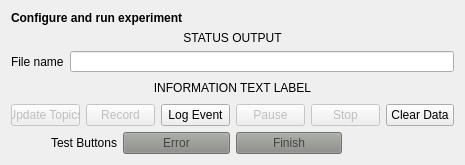
Before: the Qt Designer form GEMINI/ui/experimentpanel.ui in bsdillon/DahlgrenTest, drawn with Qt 5.
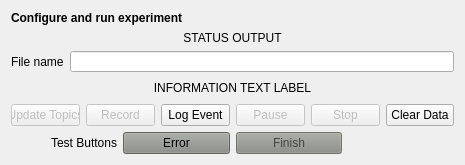
After: the same form once the commit is applied.

```diff
--- a/GEMINI/ui/experimentpanel.ui
+++ b/GEMINI/ui/experimentpanel.ui
@@ -210,7 +210,7 @@
        <item>
         <widget class="QPushButton" name="errorButton">
          <property name="enabled">
-          <bool>false</bool>
+          <bool>true</bool>
          </property>
          <property name="minimumSize">
           <size>
@@ -356,6 +356,15 @@
               </color>
              </brush>
             </colorrole>
+            <colorrole role="PlaceholderText">
+             <brush brushstyle="NoBrush">
+              <color alpha="128">
+               <red>0</red>
+               <green>0</green>
+               <blue>0</blue>
+              </color>
+             </brush>
+            </colorrole>
            </active>
            <inactive>
             <colorrole role="WindowText">
@@ -493,6 +502,15 @@
               </color>
              </brush>
             </colorrole>
+            <colorrole role="PlaceholderText">
+             <brush brushstyle="NoBrush">
+              <color alpha="128">
+               <red>0</red>
+               <green>0</green>
+               <blue>0</blue>
+              </color>
+             </brush>
+            </colorrole>
            </inactive>
            <disabled>
             <colorrole role="WindowText">
@@ -630,6 +648,15 @@
               </color>
              </brush>
             </colorrole>
+            <colorrole role="PlaceholderText">
+             <brush brushstyle="NoBrush">
+              <color alpha="128">
+               <red>0</red>
+               <green>0</green>
+               <blue>0</blue>
+              </color>
+             </brush>
+            </colorrole>
            </disabled>
           </palette>
          </property>
```
Left out of the diff: 27 changed lines with no effect on the pictures.
